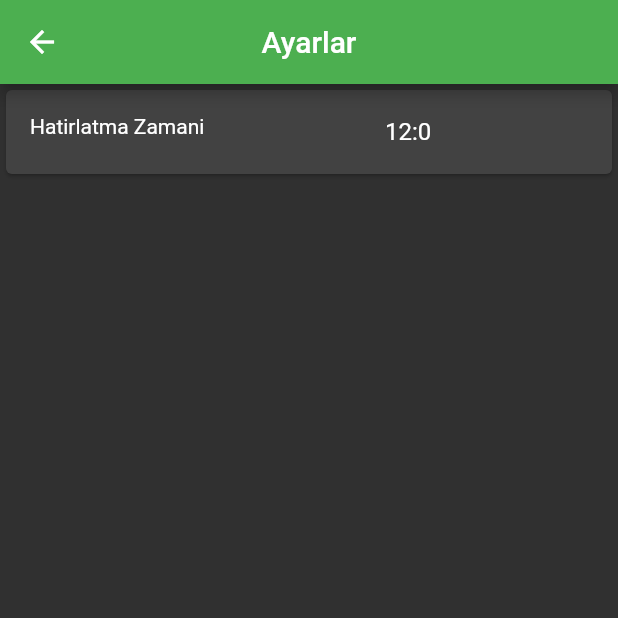
After one commit to ErenalpKesici/Odeme-Hatirlatici, a Flutter app: the SettingsPageSend screen opened directly, on a phone screen of 412 x 824 dp, the top half of it. The commit adds this screen. Run offline on Flutter 3.47's test engine with Material 2 defaults, Android fonts, the phone set to English and light mode, and no system bars; our stand-ins replace awesome_notifications, table_calendar; missing offline and left inert: flutter_background_service.

Commit message:
second commit

```diff
--- /dev/null
+++ b/lib/settings.dart
@@ -0,0 +1,78 @@
+import 'dart:convert';
+import 'dart:io';
+
+import 'package:flutter/cupertino.dart';
+import 'package:flutter/material.dart';
+import 'package:path_provider/path_provider.dart';
+
+import 'main.dart';
+
+class Settings{
+  TimeOfDay? time;
+  Settings({@required this.time});
+  Settings.clear(){time = const TimeOfDay(hour: 12, minute: 0);}
+  Settings.fromJson(Map<String, dynamic> json)
+    : time = json['time'];
+  Map<String, dynamic> toJson() {
+    return {
+      'time': time.toString(),
+    };
+  }
+}
+class SettingsPageSend extends StatefulWidget{
+  const SettingsPageSend({Key? key}) : super(key: key);
+
+  @override
+  State<StatefulWidget> createState() {
+    return SettingsPage();
+  }
+}
+class SettingsPage extends State<SettingsPageSend>{
+  TimeOfDay? selectedTime;
+  SettingsPage();
+  @override
+  void initState() {
+    selectedTime = settings.time;
+    super.initState();
+  }
+  Future<void> updateSettings() async{
+    final externalDir = await getExternalStorageDirectory();
+    await File(externalDir!.path + "/Settings.json").writeAsString(jsonEncode(settings));
+  }
+  @override
+  Widget build(BuildContext context) {
+    return Scaffold(
+      appBar: AppBar(
+        title: const Text('Ayarlar'),
+        centerTitle: true,
+      ),
+      body: Center(
+        child: Column(
+          children: [
+            Card(
+              elevation: 1,
+              child: ListTile(
+                leading: const Text('Hatirlatma Zamani'),
+                title: Text(selectedTime!.hour.toString()+":"+selectedTime!.minute.toString(), textAlign: TextAlign.center,),
+                onTap: () async{
+                  TimeOfDay? tmpTime = await showTimePicker(
+                    context: context,
+                    initialTime: settings.time!,
+                  );
+                  setState((){
+                    if(tmpTime != null) {
+                      selectedTime = tmpTime;
+                      settings.time = selectedTime;
+                    }
+                  });
+                  await updateSettings();
+                  setUpAlarms();
+                },
+              ),
+            ),
+          ],
+        ),
+      ),
+    );
+  }
+}
```
Also changed, not shown: lib/helper_functions.dart (added, +29 -0 lines), lib/list_payments.dart (added, +70 -0 lines), lib/main.dart (+26 -29 lines), lib/payment_edit.dart (+14 -9 lines), lib/payments_at_date.dart (+70 -30 lines), pubspec.yaml (+7 -4 lines), assets/logo.png (added), pubspec.lock, 9 other files.
